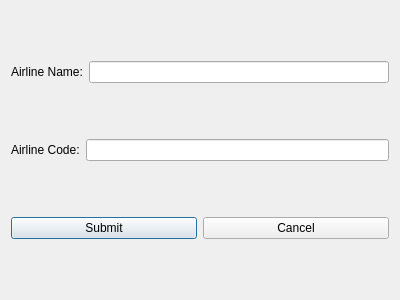
Qt form MyProj/addairlinedialog.ui (shahabbadihi/airport_managementt) before a commit.
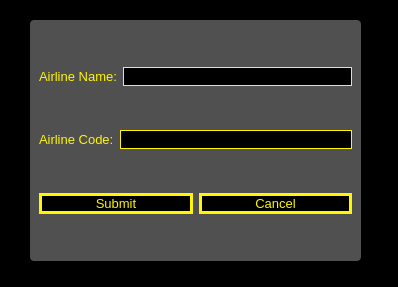
The same form after that commit.

```diff
--- a/MyProj/addairlinedialog.ui
+++ b/MyProj/addairlinedialog.ui
@@ -6,14 +6,67 @@
    <rect>
     <x>0</x>
     <y>0</y>
-    <width>400</width>
-    <height>300</height>
+    <width>398</width>
+    <height>287</height>
    </rect>
   </property>
   <property name="windowTitle">
    <string>Dialog</string>
   </property>
-  <layout class="QVBoxLayout" name="verticalLayout">
+  <property name="styleSheet">
+   <string notr="true">* {
+	font-size: 10pt;
+}
+
+QDialog {
+	
+	background-color: rgb(0, 0, 0);
+}
+
+QLabel {
+	color: rgb(255, 246, 0);
+}
+
+QLineEdit {
+	color: rgb(255, 246, 0);
+	
+	background-color: rgb(0, 0, 0);
+	border: 1px solid #fff600;
+}
+
+QPushButton {
+	background-color: rgb(0, 0, 0);
+	color: rgb(255, 246, 0);
+	border: 3px solid #fff600;
+}
+
+QPushButton:hover {
+	background-color: #fff600;
+	color: black;
+}
+
+#frame {
+	
+	background-color: rgb(255, 255, 255, 80);
+	border-radius: 4px;
+}</string>
+  </property>
+  <widget class="QFrame" name="frame">
+   <property name="geometry">
+    <rect>
+     <x>30</x>
+     <y>20</y>
+     <width>331</width>
+     <height>241</height>
+    </rect>
+   </property>
+   <property name="frameShape">
+    <enum>QFrame::StyledPanel</enum>
+   </property>
+   <property name="frameShadow">
+    <enum>QFrame::Raised</enum>
+   </property>
+   <layout class="QVBoxLayout" name="verticalLayout_2">
    <item>
     <layout class="QHBoxLayout" name="horizontalLayout">
      <item>
@@ -61,6 +114,7 @@
     </layout>
    </item>
   </layout>
+  </widget>
  </widget>
  <resources/>
  <connections/>
```
Lines whose indentation alone changed are shown as unchanged.
